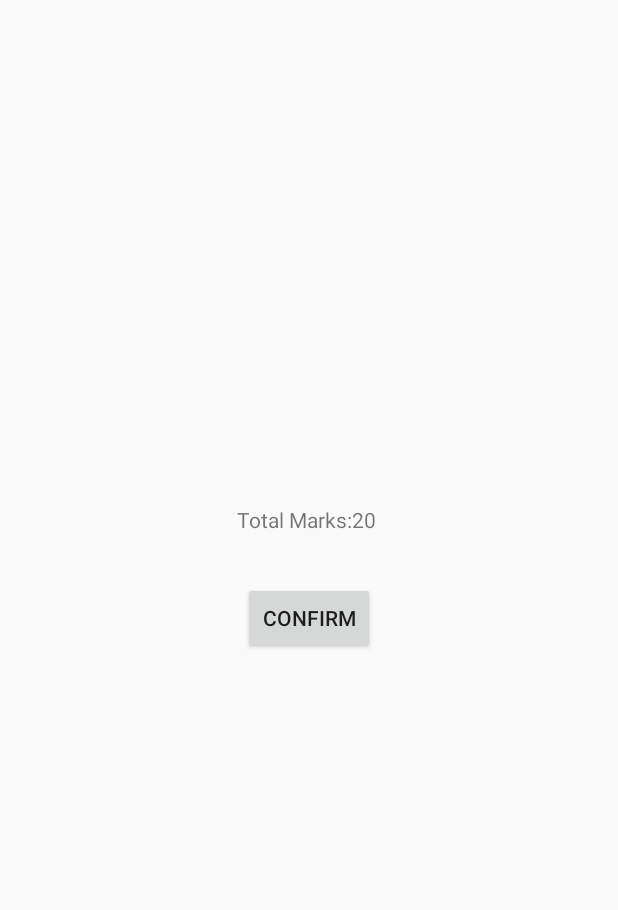
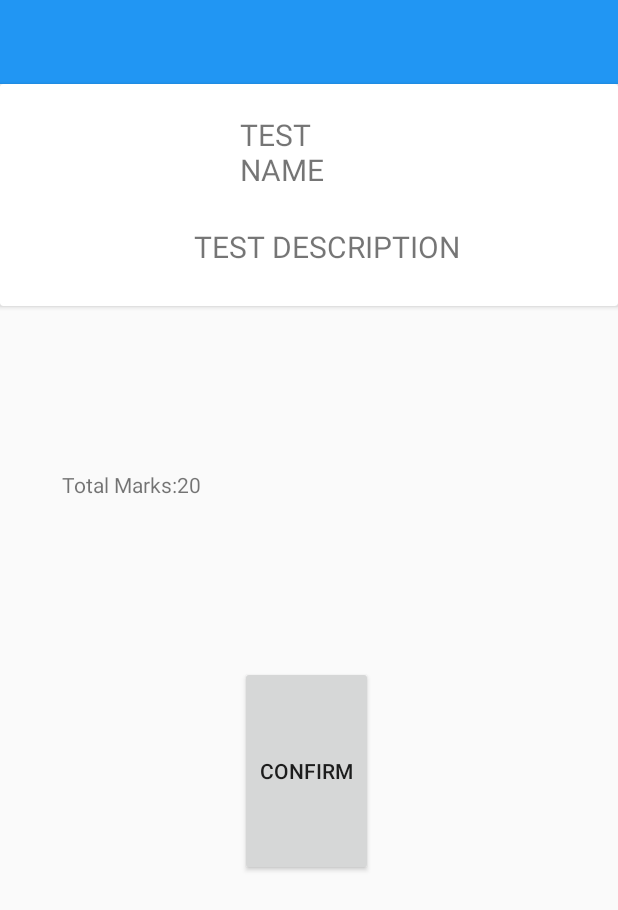
Before and after one commit to viveks77/PocketTest-Client, an Android app: the StartTest screen opened directly, with no data from a screen before it, on a phone screen of 412 x 824 dp. Shown: the top 910 px of the screen. Run offline under Robolectric (Android 15) with nearby library versions, the phone set to English and light mode, and no system bars; network calls fail; Roboto replaces fonts that are not available here.

```diff
--- a/app/src/main/AndroidManifest.xml
+++ b/app/src/main/AndroidManifest.xml
@@ -14,9 +14,11 @@
         android:supportsRtl="true"
         android:theme="@style/AppTheme"
         android:usesCleartextTraffic="true">
+        <activity android:name=".Activites.AllTestsActivity"></activity>
+        <activity android:name=".Activites.ResultsActivity" />
         <activity
             android:name=".Activites.MainTest"
-            android:theme="@style/AppTheme.NoActionBar"></activity>
+            android:theme="@style/AppTheme.NoActionBar" />
         <activity android:name=".Activites.StartTest" />
         <activity
             android:name=".Activites.YoutubeVideoPlayer"
--- a/app/src/main/java/com/example/pockettest/Activites/EditProfile.java
+++ b/app/src/main/java/com/example/pockettest/Activites/EditProfile.java
@@ -53,7 +53,6 @@ public class EditProfile extends AppCompatActivity {
     protected void onCreate(Bundle savedInstanceState) {
         super.onCreate(savedInstanceState);
         setContentView(R.layout.activity_edit_profile);
-
         cancel = findViewById(R.id.edit_profile_cancel);
         save = findViewById(R.id.edit_profile_save);
         name = findViewById(R.id.edit_profile_changeName);
@@ -103,6 +102,7 @@ public class EditProfile extends AppCompatActivity {
                 try{
                     JSONObject obj = new JSONObject(response);
                     JSONObject userObj = obj.getJSONObject("user");
+
 
                     user.setName(userObj.getString("name"));
                     user.setMobileNo(userObj.getString("mobile_no"));
--- a/app/src/main/java/com/example/pockettest/Activites/MainTest.java
+++ b/app/src/main/java/com/example/pockettest/Activites/MainTest.java
@@ -86,7 +86,7 @@ public class MainTest extends AppCompatActivity {
                     JSONObject quiz = parentObj.getJSONObject("quiz");
                     JSONArray questions = quiz.getJSONArray("questions");
                     for(int i = 0;  i < questions.length();  i++){
-                        JSONObject questionObj = questions.getJSONObject(i);
+                        JSONObject questionObj = questions. getJSONObject(i);
                         Questions question = new Questions();
                         String title = (i + 1) + ". " + questionObj.getString("content");
                         question.setTitle(title);
--- a/app/src/main/java/com/example/pockettest/Activites/StartTest.java
+++ b/app/src/main/java/com/example/pockettest/Activites/StartTest.java
@@ -24,7 +24,7 @@ public class StartTest extends AppCompatActivity {
         });
     }
     private void starttest(){
-        Intent intent=new Intent(StartTest.this,MainActivity.class);
+        Intent intent=new Intent(StartTest.this,MainTest.class);
         startActivity(intent);
     }
 
--- a/app/src/main/res/layout/activity_start_test.xml
+++ b/app/src/main/res/layout/activity_start_test.xml
@@ -5,22 +5,93 @@
     android:layout_width="match_parent"
     android:layout_height="match_parent"
     tools:context=".Activites.StartTest">
+<androidx.appcompat.widget.Toolbar
+    android:id="@+id/tbstarttest"
+    android:layout_width="match_parent"
+    android:layout_height="wrap_content"
+    android:background="@color/colorPrimary"
+    >
+
+</androidx.appcompat.widget.Toolbar>
+    <androidx.cardview.widget.CardView
+        android:id="@+id/cvstarttest"
+        android:layout_below="@+id/tbstarttest"
+        android:layout_width="match_parent"
+        android:layout_height="wrap_content">
+
+        <RelativeLayout
+            android:layout_width="match_parent"
+            android:layout_height="wrap_content"
+            android:layout_marginBottom="16dp"
+            >
+
+            <TextView
+                android:id="@+id/test_name"
+                android:layout_width="wrap_content"
+                android:layout_height="wrap_content"
+                android:layout_alignParentStart="true"
+                android:layout_alignParentEnd="true"
+                android:layout_marginStart="150dp"
+
+                android:layout_marginTop="10dp"
+                android:layout_marginEnd="152dp"
+                android:padding="10dp"
+                android:text="TEST NAME"
+                android:textSize="20dp" />
+
+            <TextView
+                android:id="@+id/test_description"
+                android:layout_width="wrap_content"
+                android:layout_height="wrap_content"
+                android:layout_below="@+id/test_name"
+                android:layout_alignParentEnd="true"
+                android:layout_marginTop="4dp"
+                android:layout_marginEnd="95dp"
+                android:padding="10dp"
+                android:text="TEST DESCRIPTION"
+                android:textSize="20dp" />
+
+
+        </RelativeLayout>
+    </androidx.cardview.widget.CardView>
 
     <TextView
+        android:id="@+id/total_marksst"
         android:layout_width="wrap_content"
         android:layout_height="wrap_content"
-        android:layout_above="@+id/button_starttest"
+        android:layout_below="@+id/cvstarttest"
         android:layout_alignParentStart="true"
         android:layout_alignParentEnd="true"
-        android:layout_marginStart="158dp"
-        android:layout_marginEnd="159dp"
-        android:layout_marginBottom="32dp"
+        android:layout_marginStart="41dp"
+        android:layout_marginTop="109dp"
+        android:layout_marginEnd="276dp"
         android:text="Total Marks:20" />
 
     <Button
         android:id="@+id/button_starttest"
         android:layout_width="wrap_content"
         android:layout_height="wrap_content"
-        android:layout_centerInParent="true"
+        android:layout_below="@+id/cvstarttest"
+        android:layout_alignParentStart="true"
+        android:layout_alignParentEnd="true"
+        android:layout_alignParentBottom="true"
+        android:layout_marginStart="160dp"
+        android:layout_marginTop="240dp"
+        android:layout_marginEnd="163dp"
+        android:layout_marginBottom="240dp"
         android:text="Confirm"></Button>
+
+    <TextView
+        android:id="@+id/total_timest"
+        android:layout_width="wrap_content"
+        android:layout_height="wrap_content"
+        android:layout_below="@+id/cvstarttest"
+        android:layout_alignParentStart="true"
+        android:layout_alignParentEnd="true"
+        android:layout_marginStart="255dp"
+        android:layout_marginTop="106dp"
+        android:layout_marginEnd="62dp"
+        android:text="" />
+
+
 </RelativeLayout>
--- a/app/src/main/res/values/strings.xml
+++ b/app/src/main/res/values/strings.xml
@@ -5,6 +5,7 @@
     <string name="account_edit_profile">Edit Profile</string>
     <string name="account_starred_quiz">Starred Quizes</string>
     <string name="account_quiz_taken">Given Quizes</string>
+    <string name="account_quiz_history">All Quizes</string>
     <string name="account_logout">Logout</string>
     <string name="name">Name</string>
     <string name="mobile">Mobile No</string>
```
Also changed, not shown: app/src/main/java/com/example/pockettest/Activites/AllTestsActivity.java (added, +19 -0 lines), app/src/main/java/com/example/pockettest/Activites/ResultsActivity.java (added, +35 -0 lines), app/src/main/java/com/example/pockettest/Adapters/AllTestAdapter.java (added, +33 -0 lines), app/src/main/java/com/example/pockettest/Fragments/AccountFragment.java (+7 -0 lines), app/src/main/res/layout/activity_all_tests.xml (added, +26 -0 lines), app/src/main/res/layout/activity_results.xml (added, +135 -0 lines), app/src/main/res/layout/content_all_tests.xml (added, +61 -0 lines), app/src/main/res/layout/fragment_account.xml (+35 -13 lines).
